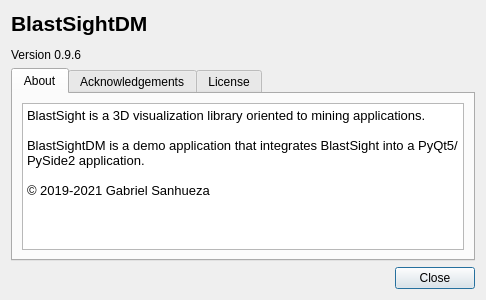
gsanhueza/BlastSight, file blastsight/view/gui/UI/aboutdialog.ui: the form before one commit.
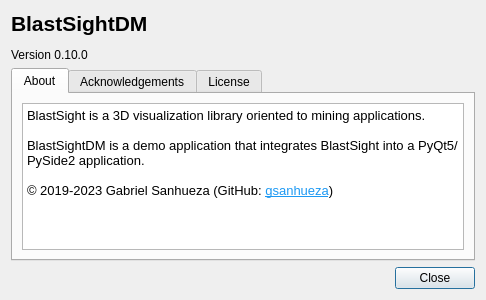
The form after the commit. Icons and pictures are not drawn.

Diff of the .ui file:
```diff
--- a/blastsight/view/gui/UI/aboutdialog.ui
+++ b/blastsight/view/gui/UI/aboutdialog.ui
@@ -30,7 +30,7 @@
         </sizepolicy>
        </property>
        <property name="text">
-        <string>&lt;html&gt;&lt;head/&gt;&lt;body&gt;&lt;p&gt;&lt;span style=&quot; font-size:16pt; font-weight:600;&quot;&gt;BlastSightDM&lt;/span&gt;&lt;/p&gt;&lt;p&gt;Version 0.9.6&lt;/p&gt;&lt;/body&gt;&lt;/html&gt;</string>
+        <string>&lt;html&gt;&lt;head/&gt;&lt;body&gt;&lt;p&gt;&lt;span style=&quot; font-size:16pt; font-weight:600;&quot;&gt;BlastSightDM&lt;/span&gt;&lt;/p&gt;&lt;p&gt;Version 0.10.0&lt;/p&gt;&lt;/body&gt;&lt;/html&gt;</string>
        </property>
       </widget>
      </item>
@@ -57,7 +57,7 @@
 &lt;p style=&quot;-qt-paragraph-type:empty; margin-top:0px; margin-bottom:0px; margin-left:0px; margin-right:0px; -qt-block-indent:0; text-indent:0px;&quot;&gt;&lt;br /&gt;&lt;/p&gt;
 &lt;p style=&quot; margin-top:0px; margin-bottom:0px; margin-left:0px; margin-right:0px; -qt-block-indent:0; text-indent:0px;&quot;&gt;BlastSightDM is a demo application that integrates BlastSight into a PyQt5/PySide2 application.&lt;/p&gt;
 &lt;p style=&quot;-qt-paragraph-type:empty; margin-top:0px; margin-bottom:0px; margin-left:0px; margin-right:0px; -qt-block-indent:0; text-indent:0px; font-family:'Cantarell';&quot;&gt;&lt;br /&gt;&lt;/p&gt;
-&lt;p style=&quot; margin-top:0px; margin-bottom:0px; margin-left:0px; margin-right:0px; -qt-block-indent:0; text-indent:0px;&quot;&gt;&lt;span style=&quot; font-family:'Cantarell';&quot;&gt;© 2019-2021 Gabriel Sanhueza&lt;/span&gt;&lt;/p&gt;&lt;/body&gt;&lt;/html&gt;</string>
+&lt;p style=&quot; margin-top:0px; margin-bottom:0px; margin-left:0px; margin-right:0px; -qt-block-indent:0; text-indent:0px;&quot;&gt;&lt;span style=&quot; font-family:'Cantarell';&quot;&gt;© 2019-2023 Gabriel Sanhueza (GitHub: &lt;/span&gt;&lt;a href=&quot;https://github.com/gsanhueza/&quot;&gt;&lt;span style=&quot; text-decoration: underline; color:#1d99f3;&quot;&gt;gsanhueza&lt;/span&gt;&lt;/a&gt;&lt;span style=&quot; font-family:'Cantarell';&quot;&gt;)&lt;/span&gt;&lt;/p&gt;&lt;/body&gt;&lt;/html&gt;</string>
          </property>
         </widget>
        </item>
```
Left out of the diff: 2 changed lines with no effect on the pictures.
